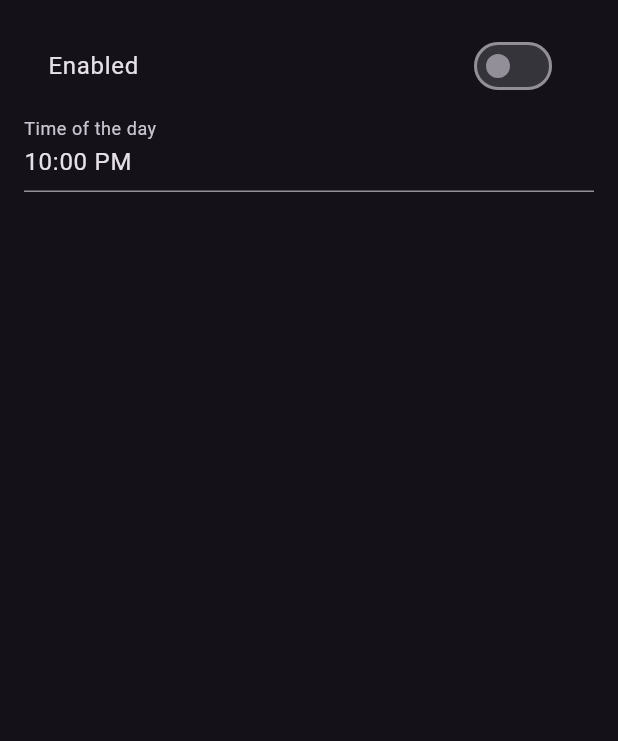
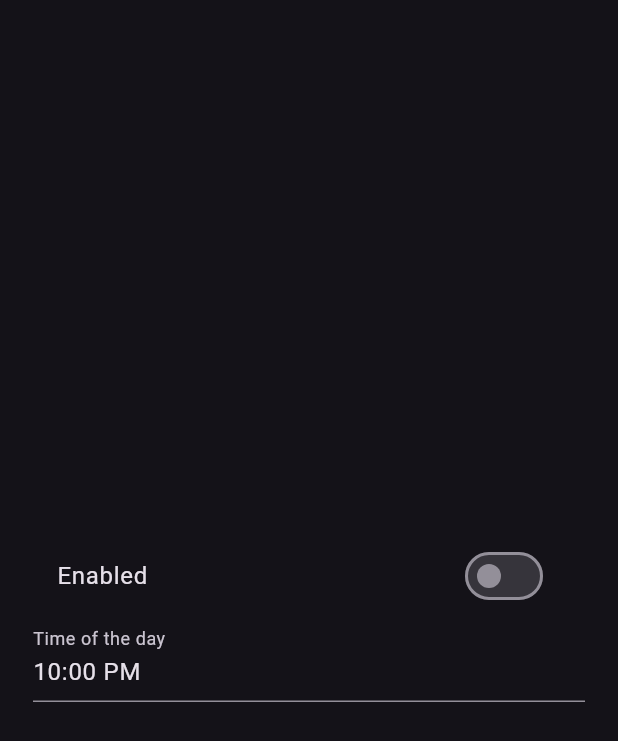
Before and after one commit to yolisses0/go_sleep_4, a Flutter app: the screen it shows after launch, on a phone screen of 412 x 824 dp. Shown: the top 741 px of the screen. Run offline on Flutter 3.47's test engine with Material 3 defaults, Android fonts, the phone set to English and light mode, and no system bars.

Commit message:
Center and constrain settings page content

```diff
--- a/lib/settings_page.dart
+++ b/lib/settings_page.dart
@@ -28,11 +28,15 @@ class _SettingsPageState extends State<SettingsPage> {
   @override
   Widget build(BuildContext context) {
     return Scaffold(
-      body: Padding(
+      body: Center(
+        child: ConstrainedBox(
+          constraints: BoxConstraints(maxWidth: 400),
+          child: Padding(
             padding: EdgeInsets.all(16.0),
             child: Form(
               key: _formKey,
               child: Column(
+                mainAxisSize: MainAxisSize.min,
                 children: [
                   SwitchListTile(
                     title: const Text('Enabled'),
@@ -57,6 +61,8 @@ class _SettingsPageState extends State<SettingsPage> {
               ),
             ),
           ),
+        ),
+      ),
     );
   }
 }
```
Lines whose indentation alone changed are shown as unchanged.
